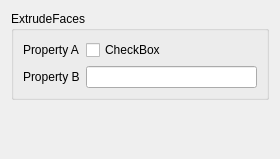
The window that modules/qtui/extrude_faces.ui (K-3D/k3d) describes before a commit, drawn with Qt 5.
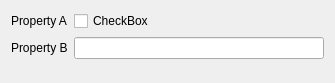
The same window after the commit.

What changed in the file:
```diff
--- a/modules/qtui/extrude_faces.ui
+++ b/modules/qtui/extrude_faces.ui
@@ -1,62 +1,50 @@
 <?xml version="1.0" encoding="UTF-8"?>
 <ui version="4.0">
  <class>ExtrudeFaces</class>
- <widget class="QWidget" name="ExtrudeFaces">
+ <widget class="QDialog" name="ExtrudeFaces">
   <property name="geometry">
    <rect>
     <x>0</x>
     <y>0</y>
-    <width>280</width>
-    <height>159</height>
+    <width>335</width>
+    <height>83</height>
    </rect>
   </property>
   <property name="windowTitle">
-   <string>Form</string>
-  </property>
-  <property name="autoFillBackground">
-   <bool>false</bool>
-  </property>
-  <layout class="QVBoxLayout" name="verticalLayout">
-   <item>
-    <widget class="QGroupBox" name="groupBox">
-     <property name="title">
       <string>ExtrudeFaces</string>
      </property>
-     <property name="flat">
-      <bool>false</bool>
-     </property>
-     <property name="checkable">
-      <bool>false</bool>
-     </property>
      <layout class="QGridLayout" name="gridLayout">
-      <item row="1" column="0">
+   <item row="0" column="0">
        <widget class="QLabel" name="label">
         <property name="text">
          <string>Property A</string>
         </property>
-       </widget>
-      </item>
-      <item row="1" column="1">
+     <property name="buddy">
+      <cstring>checkBox</cstring>
+     </property>
+    </widget>
+   </item>
+   <item row="0" column="1">
        <widget class="QCheckBox" name="checkBox">
         <property name="text">
          <string>CheckBox</string>
         </property>
-       </widget>
-      </item>
-      <item row="2" column="0">
+     <property name="shortcut">
+      <string>Ctrl+G</string>
+     </property>
+    </widget>
+   </item>
+   <item row="1" column="0">
        <widget class="QLabel" name="label_2">
         <property name="text">
          <string>Property B</string>
         </property>
        </widget>
       </item>
-      <item row="2" column="1">
+   <item row="1" column="1">
        <widget class="QLineEdit" name="lineEdit"/>
       </item>
-     </layout>
-    </widget>
-   </item>
-   <item>
+   <item row="2" column="1">
     <spacer name="verticalSpacer">
      <property name="orientation">
       <enum>Qt::Vertical</enum>
```
Lines whose indentation alone changed are shown as unchanged.
